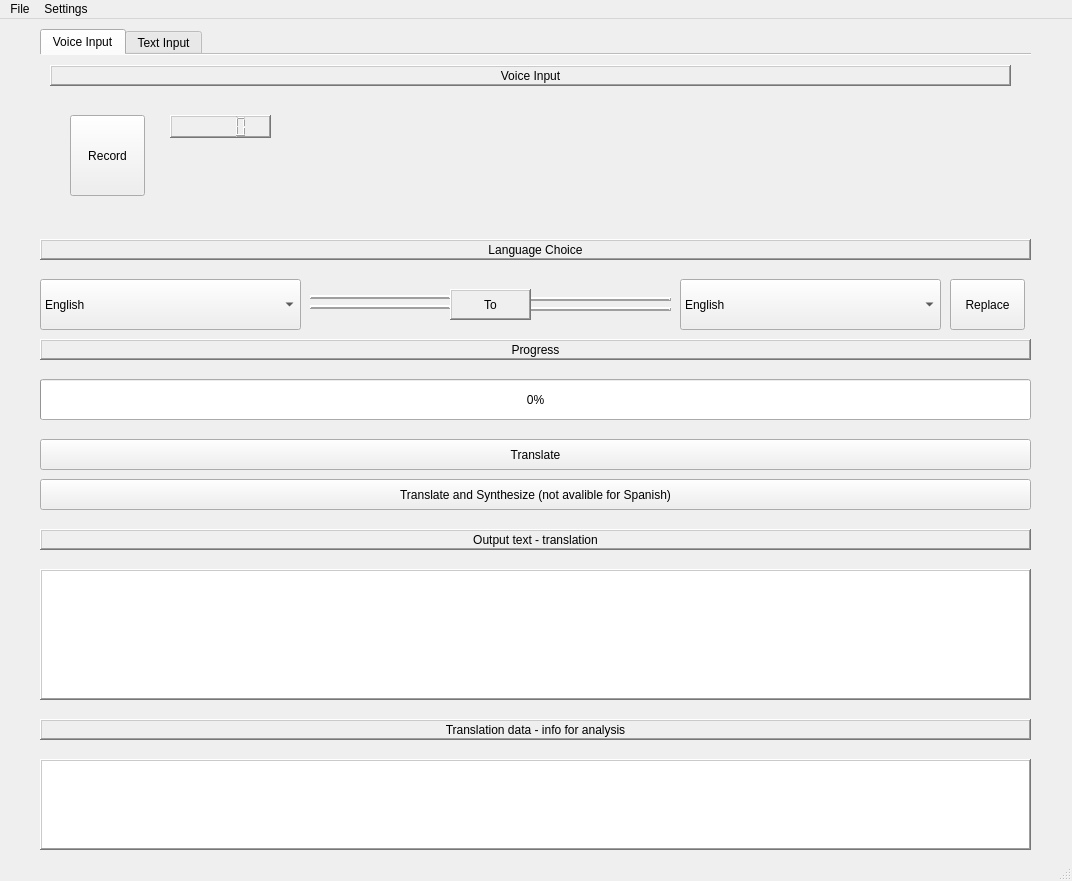
First picture: the form in UI/main_window.ui, repository JacobeCode/Voice-Translator, before the edit.
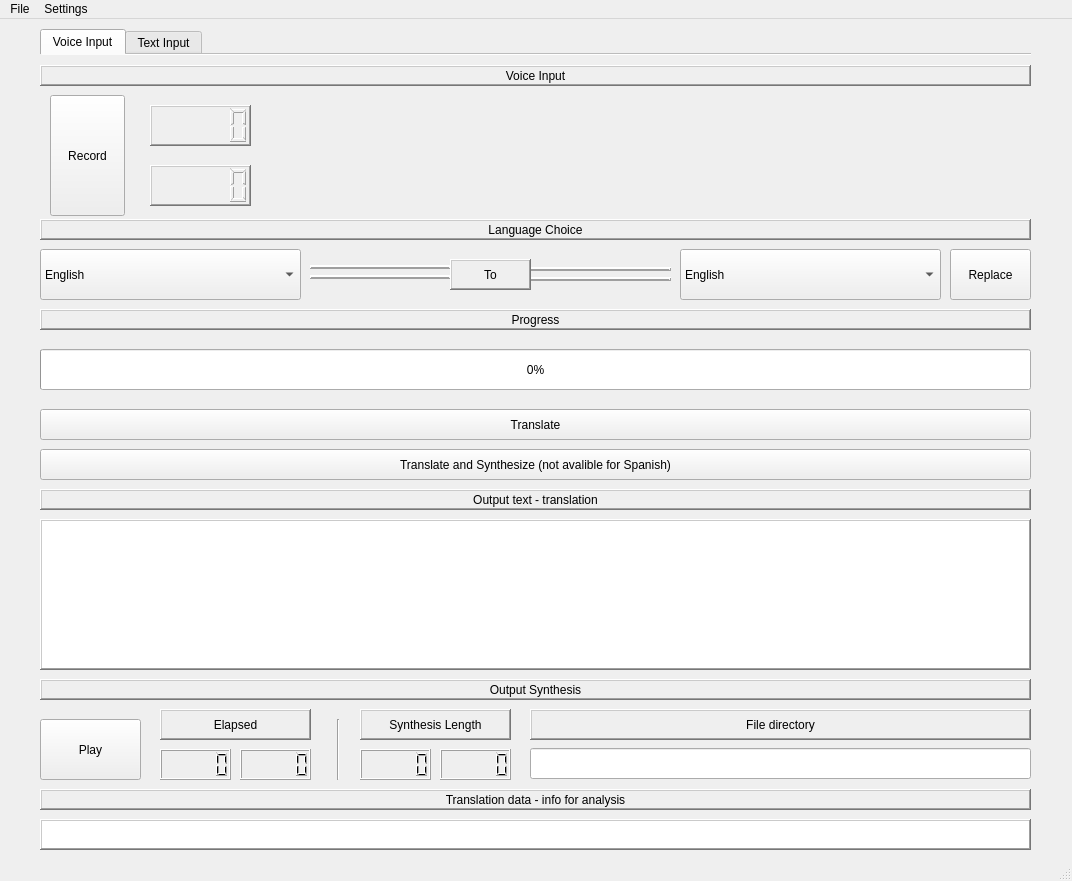
Second picture: the form after the edit. The open tabs and pages were chosen to show the change.

Commit message:
Added some fixes to whole process and possibility to play synthesised text from the level of UI.
Because of gRPC fault, for now .wav files are saved in main repository dir.

```diff
--- a/UI/main_window.ui
+++ b/UI/main_window.ui
@@ -27,7 +27,7 @@
     <property name="geometry">
      <rect>
       <x>40</x>
-      <y>360</y>
+      <y>330</y>
       <width>991</width>
       <height>41</height>
      </rect>
@@ -40,9 +40,9 @@
     <property name="geometry">
      <rect>
       <x>40</x>
-      <y>550</y>
+      <y>500</y>
       <width>991</width>
-      <height>131</height>
+      <height>151</height>
      </rect>
     </property>
     <property name="frameShape">
@@ -56,9 +56,9 @@
     <property name="geometry">
      <rect>
       <x>40</x>
-      <y>740</y>
+      <y>800</y>
       <width>991</width>
-      <height>91</height>
+      <height>31</height>
      </rect>
     </property>
     <property name="frameShape">
@@ -72,7 +72,7 @@
     <property name="geometry">
      <rect>
       <x>40</x>
-      <y>260</y>
+      <y>230</y>
       <width>261</width>
       <height>51</height>
      </rect>
@@ -97,7 +97,7 @@
     <property name="geometry">
      <rect>
       <x>680</x>
-      <y>260</y>
+      <y>230</y>
       <width>261</width>
       <height>51</height>
      </rect>
@@ -122,7 +122,7 @@
     <property name="geometry">
      <rect>
       <x>40</x>
-      <y>320</y>
+      <y>290</y>
       <width>991</width>
       <height>21</height>
      </rect>
@@ -144,7 +144,7 @@
     <property name="geometry">
      <rect>
       <x>40</x>
-      <y>700</y>
+      <y>770</y>
       <width>991</width>
       <height>21</height>
      </rect>
@@ -166,7 +166,7 @@
     <property name="geometry">
      <rect>
       <x>40</x>
-      <y>510</y>
+      <y>470</y>
       <width>991</width>
       <height>21</height>
      </rect>
@@ -188,7 +188,7 @@
     <property name="geometry">
      <rect>
       <x>40</x>
-      <y>220</y>
+      <y>200</y>
       <width>991</width>
       <height>21</height>
      </rect>
@@ -210,7 +210,7 @@
     <property name="geometry">
      <rect>
       <x>310</x>
-      <y>280</y>
+      <y>250</y>
       <width>141</width>
       <height>16</height>
      </rect>
@@ -229,7 +229,7 @@
     <property name="geometry">
      <rect>
       <x>310</x>
-      <y>270</y>
+      <y>240</y>
       <width>141</width>
       <height>16</height>
      </rect>
@@ -248,7 +248,7 @@
     <property name="geometry">
      <rect>
       <x>530</x>
-      <y>280</y>
+      <y>250</y>
       <width>141</width>
       <height>20</height>
      </rect>
@@ -267,7 +267,7 @@
     <property name="geometry">
      <rect>
       <x>530</x>
-      <y>270</y>
+      <y>240</y>
       <width>141</width>
       <height>20</height>
      </rect>
@@ -286,7 +286,7 @@
     <property name="geometry">
      <rect>
       <x>470</x>
-      <y>280</y>
+      <y>250</y>
       <width>47</width>
       <height>13</height>
      </rect>
@@ -299,7 +299,7 @@
     <property name="geometry">
      <rect>
       <x>450</x>
-      <y>270</y>
+      <y>240</y>
       <width>81</width>
       <height>31</height>
      </rect>
@@ -321,7 +321,7 @@
     <property name="geometry">
      <rect>
       <x>40</x>
-      <y>420</y>
+      <y>390</y>
       <width>991</width>
       <height>31</height>
      </rect>
@@ -334,7 +334,7 @@
     <property name="geometry">
      <rect>
       <x>40</x>
-      <y>460</y>
+      <y>430</y>
       <width>991</width>
       <height>31</height>
      </rect>
@@ -383,9 +383,9 @@
      <widget class="QLabel" name="input_voice_label">
       <property name="geometry">
        <rect>
-        <x>10</x>
+        <x>0</x>
         <y>10</y>
-        <width>961</width>
+        <width>991</width>
         <height>21</height>
        </rect>
       </property>
@@ -405,10 +405,10 @@
      <widget class="QPushButton" name="record_button">
       <property name="geometry">
        <rect>
-        <x>30</x>
-        <y>60</y>
+        <x>10</x>
+        <y>40</y>
         <width>75</width>
-        <height>81</height>
+        <height>121</height>
        </rect>
       </property>
       <property name="text">
@@ -418,10 +418,32 @@
      <widget class="QLCDNumber" name="timer_of_recording">
       <property name="geometry">
        <rect>
-        <x>130</x>
-        <y>60</y>
+        <x>110</x>
+        <y>50</y>
         <width>101</width>
-        <height>23</height>
+        <height>41</height>
+       </rect>
+      </property>
+      <property name="frameShape">
+       <enum>QFrame::WinPanel</enum>
+      </property>
+      <property name="smallDecimalPoint">
+       <bool>false</bool>
+      </property>
+      <property name="mode">
+       <enum>QLCDNumber::Dec</enum>
+      </property>
+      <property name="segmentStyle">
+       <enum>QLCDNumber::Outline</enum>
+      </property>
+     </widget>
+     <widget class="QLCDNumber" name="timer_of_recording_2">
+      <property name="geometry">
+       <rect>
+        <x>110</x>
+        <y>110</y>
+        <width>101</width>
+        <height>41</height>
        </rect>
       </property>
       <property name="frameShape">
@@ -489,8 +511,8 @@
     <property name="geometry">
      <rect>
       <x>950</x>
-      <y>260</y>
-      <width>75</width>
+      <y>230</y>
+      <width>81</width>
       <height>51</height>
      </rect>
     </property>
@@ -498,6 +520,176 @@
      <string>Replace</string>
     </property>
    </widget>
+   <widget class="QLabel" name="output_synthesis_label">
+    <property name="geometry">
+     <rect>
+      <x>40</x>
+      <y>660</y>
+      <width>991</width>
+      <height>21</height>
+     </rect>
+    </property>
+    <property name="frameShape">
+     <enum>QFrame::WinPanel</enum>
+    </property>
+    <property name="frameShadow">
+     <enum>QFrame::Raised</enum>
+    </property>
+    <property name="text">
+     <string>Output Synthesis</string>
+    </property>
+    <property name="alignment">
+     <set>Qt::AlignCenter</set>
+    </property>
+   </widget>
+   <widget class="QPushButton" name="play_synthesis_button">
+    <property name="geometry">
+     <rect>
+      <x>40</x>
+      <y>700</y>
+      <width>101</width>
+      <height>61</height>
+     </rect>
+    </property>
+    <property name="text">
+     <string>Play</string>
+    </property>
+   </widget>
+   <widget class="QLineEdit" name="output_synthesis_dir">
+    <property name="geometry">
+     <rect>
+      <x>530</x>
+      <y>729</y>
+      <width>501</width>
+      <height>31</height>
+     </rect>
+    </property>
+    <property name="echoMode">
+     <enum>QLineEdit::Normal</enum>
+    </property>
+    <property name="readOnly">
+     <bool>true</bool>
+    </property>
+   </widget>
+   <widget class="QLabel" name="output_synthesis_dir_label">
+    <property name="geometry">
+     <rect>
+      <x>530</x>
+      <y>690</y>
+      <width>501</width>
+      <height>31</height>
+     </rect>
+    </property>
+    <property name="frameShape">
+     <enum>QFrame::WinPanel</enum>
+    </property>
+    <property name="frameShadow">
+     <enum>QFrame::Raised</enum>
+    </property>
+    <property name="text">
+     <string>File directory</string>
+    </property>
+    <property name="alignment">
+     <set>Qt::AlignCenter</set>
+    </property>
+   </widget>
+   <widget class="QLCDNumber" name="minutes_elapsed">
+    <property name="geometry">
+     <rect>
+      <x>160</x>
+      <y>730</y>
+      <width>71</width>
+      <height>31</height>
+     </rect>
+    </property>
+   </widget>
+   <widget class="QLCDNumber" name="seconds_elapsed">
+    <property name="geometry">
+     <rect>
+      <x>240</x>
+      <y>730</y>
+      <width>71</width>
+      <height>31</height>
+     </rect>
+    </property>
+   </widget>
+   <widget class="QLCDNumber" name="minutes_length">
+    <property name="geometry">
+     <rect>
+      <x>360</x>
+      <y>730</y>
+      <width>71</width>
+      <height>31</height>
+     </rect>
+    </property>
+   </widget>
+   <widget class="QLCDNumber" name="seconds_length">
+    <property name="geometry">
+     <rect>
+      <x>440</x>
+      <y>730</y>
+      <width>71</width>
+      <height>31</height>
+     </rect>
+    </property>
+   </widget>
+   <widget class="Line" name="line_5">
+    <property name="geometry">
+     <rect>
+      <x>330</x>
+      <y>700</y>
+      <width>16</width>
+      <height>61</height>
+     </rect>
+    </property>
+    <property name="orientation">
+     <enum>Qt::Vertical</enum>
+    </property>
+   </widget>
+   <widget class="QLabel" name="synthesis_lenght_label">
+    <property name="geometry">
+     <rect>
+      <x>360</x>
+      <y>690</y>
+      <width>151</width>
+      <height>31</height>
+     </rect>
+    </property>
+    <property name="frameShape">
+     <enum>QFrame::WinPanel</enum>
+    </property>
+    <property name="frameShadow">
+     <enum>QFrame::Raised</enum>
+    </property>
+    <property name="text">
+     <string>Synthesis Length</string>
+    </property>
+    <property name="alignment">
+     <set>Qt::AlignCenter</set>
+    </property>
+   </widget>
+   <widget class="QLabel" name="elapsed_label">
+    <property name="geometry">
+     <rect>
+      <x>160</x>
+      <y>690</y>
+      <width>151</width>
+      <height>31</height>
+     </rect>
+    </property>
+    <property name="frameShape">
+     <enum>QFrame::WinPanel</enum>
+    </property>
+    <property name="frameShadow">
+     <enum>QFrame::Raised</enum>
+    </property>
+    <property name="text">
+     <string>Elapsed</string>
+    </property>
+    <property name="alignment">
+     <set>Qt::AlignCenter</set>
+    </property>
+   </widget>
   </widget>
   <widget class="QMenuBar" name="menubar">
    <property name="geometry">
```
Left out of the diff: 43 changed lines with no effect on the pictures. The commit also changes 6 other files.
